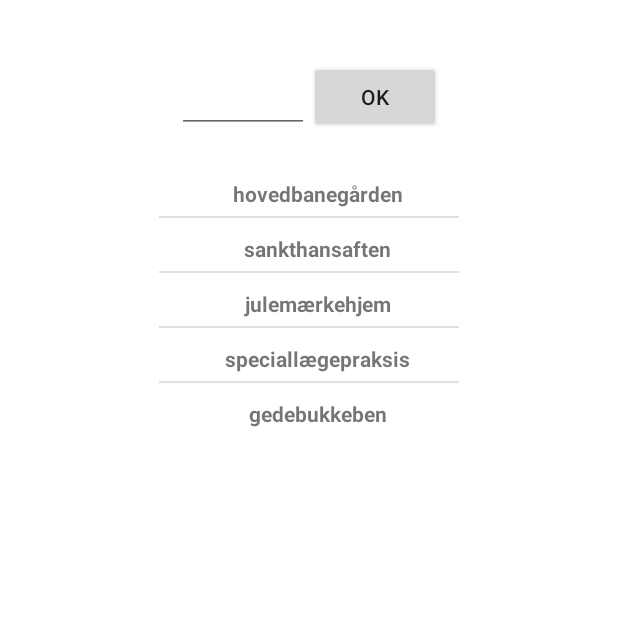
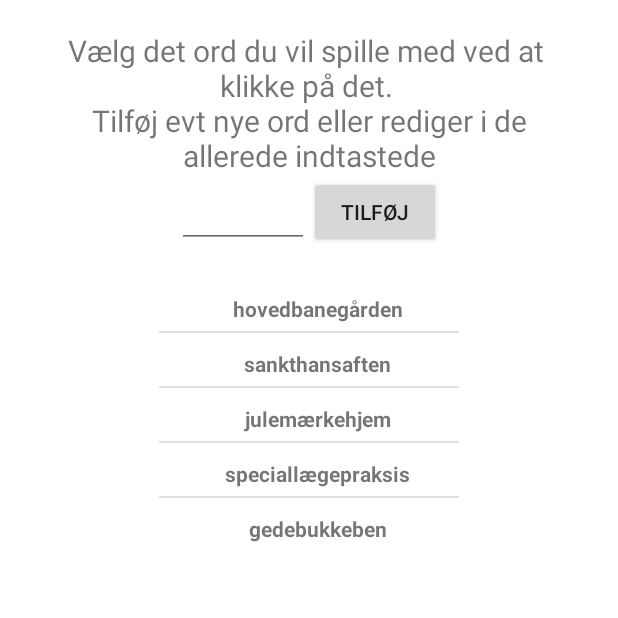
Before and after one commit to Nicolai2100/s185020Galgeleg2, an Android app: the fragment WordListFragment placed in its activity, on a phone screen of 412 x 824 dp, the top half of it. Run offline under Robolectric (Android 15) with nearby library versions, the phone set to English and light mode, and no system bars.

Commit message:
færdig - 3

```diff
--- a/app/src/main/java/com/s185020/Galgeleg_3/fragments/PlayFragment.java
+++ b/app/src/main/java/com/s185020/Galgeleg_3/fragments/PlayFragment.java
@@ -122,7 +122,7 @@ public class PlayFragment extends Fragment implements View.OnClickListener {
                         wrongLettersGuessed = wrongLettersGuessed + guessString;
                     }
                     textViewWrongCount.setText(getResources().getString(R.string.wrong_guess_count) + " " + spil.getAntalForkerteBogstaver() +
-                            ". \nForkerte bogstaver: " + wrongLettersGuessed);
+                            ". \n "+ wrongLettersGuessed + " ");
 
                     int rCode = hashMapPictureMistake.get(spil.getAntalForkerteBogstaver());
                     drawable = ResourcesCompat.getDrawable(getResources(), rCode, null);
--- a/app/src/main/res/layout/fragment_game_over.xml
+++ b/app/src/main/res/layout/fragment_game_over.xml
@@ -30,6 +30,7 @@
         android:layout_height="wrap_content"
         android:gravity="center"
         android:text="TextView"
+        android:textSize="20sp"
         app:layout_constraintEnd_toEndOf="parent"
         app:layout_constraintStart_toStartOf="parent"
         app:layout_constraintTop_toTopOf="parent"
--- a/app/src/main/res/layout/fragment_play.xml
+++ b/app/src/main/res/layout/fragment_play.xml
@@ -48,7 +48,7 @@
             android:layout_width="wrap_content"
             android:layout_height="wrap_content"
             android:textAlignment="center"
-            android:textSize="18sp"
+            android:textSize="20sp"
             android:visibility="visible"
             app:layout_constraintEnd_toEndOf="parent"
             app:layout_constraintStart_toStartOf="parent"
@@ -59,7 +59,7 @@
             android:layout_width="wrap_content"
             android:layout_height="wrap_content"
             android:textAlignment="center"
-            android:textSize="18sp"
+            android:textSize="20sp"
             android:visibility="visible"
             app:layout_constraintEnd_toEndOf="parent"
             app:layout_constraintStart_toStartOf="parent"
--- a/app/src/main/res/layout/fragment_settings.xml
+++ b/app/src/main/res/layout/fragment_settings.xml
@@ -27,6 +27,7 @@
                 android:layout_width="202dp"
                 android:layout_height="75dp"
                 android:layout_marginTop="20dp"
+                android:textSize="20sp"
                 android:text="@string/settings_string"
                 android:textAlignment="center"
                 app:layout_constraintEnd_toEndOf="parent"
--- a/app/src/main/res/layout/fragment_word_list.xml
+++ b/app/src/main/res/layout/fragment_word_list.xml
@@ -31,7 +31,7 @@
             android:layout_width="fill_parent"
             android:layout_height="match_parent"
             android:layout_weight="1"
-            android:text="ok" />
+            android:text="Tilføj" />
 
     </LinearLayout>
 
@@ -56,10 +56,14 @@
         android:layout_width="wrap_content"
         android:layout_height="wrap_content"
         android:textAlignment="center"
-        android:textSize="30sp"
+        android:textSize="20sp"
+        android:text="Vælg det ord du vil spille med ved at \nklikke på det. \n Tilføj evt nye ord eller rediger i de \nallerede indtastede"
+        android:layout_marginTop="20dp"
         app:layout_constraintEnd_toEndOf="parent"
         app:layout_constraintStart_toStartOf="parent"
         app:layout_constraintTop_toTopOf="parent" />
 
 
+
+
 </androidx.constraintlayout.widget.ConstraintLayout>
--- a/app/src/main/res/values/strings.xml
+++ b/app/src/main/res/values/strings.xml
@@ -3,7 +3,7 @@
     <string name="hent_fra_DR">Hent fra\nDR</string>
     <string name="hent_fra_db">Hent fra\ndatabase</string>
     <string name="spil">Start spil!</string>
-    <string name="settings_string">Vælg hvor du vil hente ord fra \neller start spillet med det samme!</string>
+    <string name="settings_string">Vælg hvor du vil hente ord fra for at starte spillet.</string>
     <string name="galgespillet">GALGESPILLET</string>
     <string name="guess">Gæt</string>
     <string name="type_guess">Indtast gæt:</string>
```
